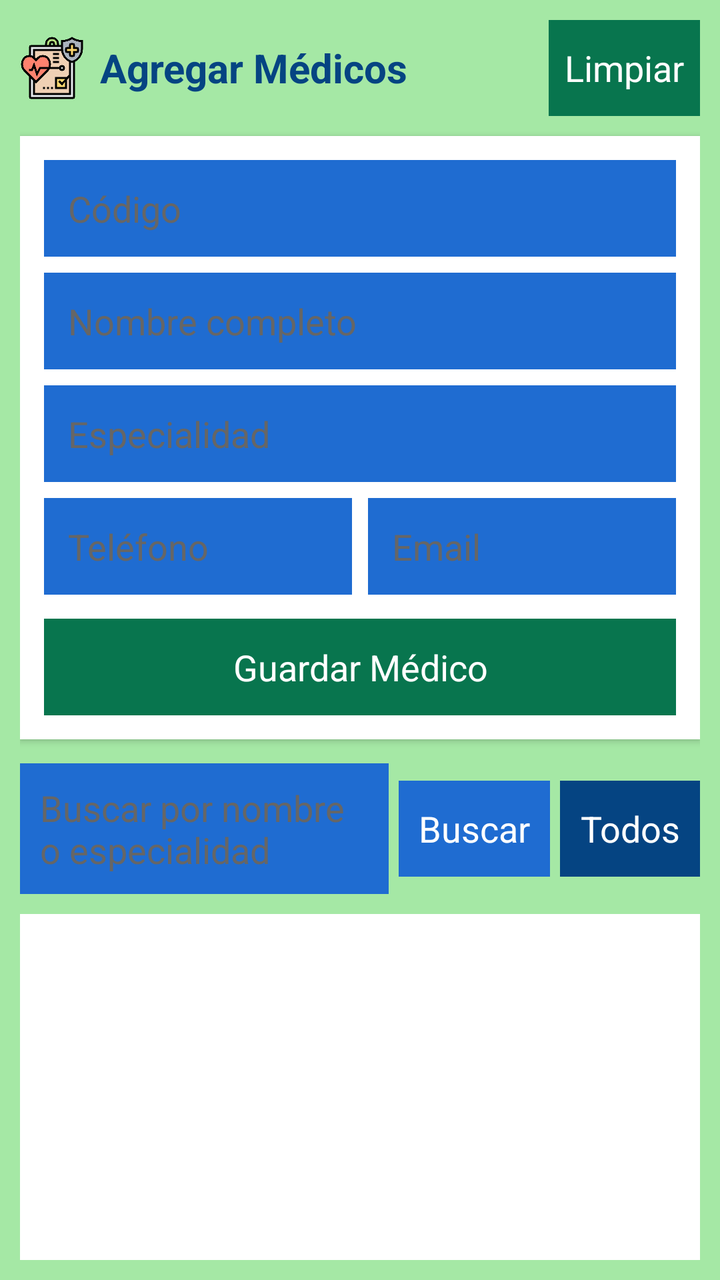
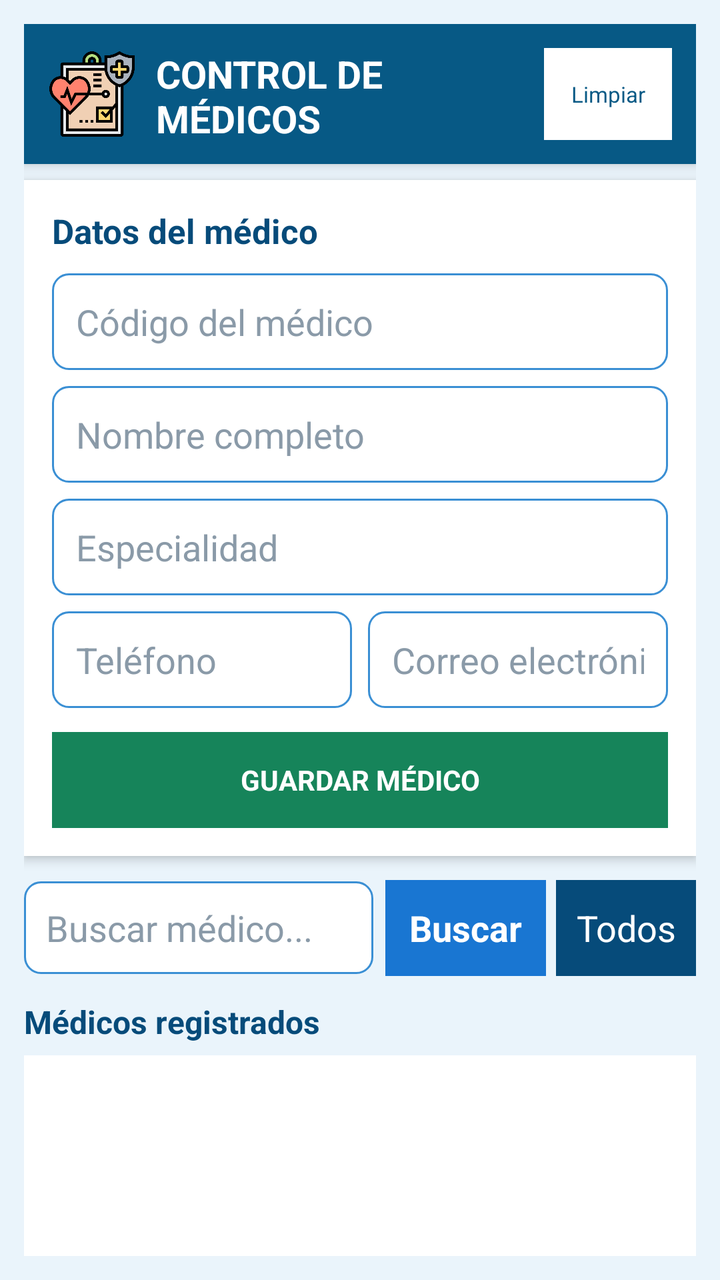

Two renders of the same Android screen: before a commit and after it. Below are the layout's source before the change and the commit's diff.
<!-- AndroidManifest.xml: application theme android:Theme.Holo.Light -->
<!-- res/layout/activity_medicos.xml -->
<?xml version="1.0" encoding="utf-8"?>
<LinearLayout xmlns:android="http://schemas.android.com/apk/res/android"
    android:layout_width="match_parent"
    android:layout_height="match_parent"
    android:background="#A5E8A5"
    android:orientation="vertical"
    android:padding="10dp" >

    
    <LinearLayout
        android:layout_width="match_parent"
        android:layout_height="wrap_content"
        android:orientation="horizontal"
        android:gravity="center_vertical">

        <ImageView
            android:layout_width="32dp"
            android:layout_height="32dp"
            android:src="@drawable/medicos"
            android:contentDescription="Logo Médicos"/>

        <TextView
            android:layout_width="wrap_content"
            android:layout_height="wrap_content"
            android:text="Agregar Médicos"
            android:textSize="20sp"
            android:textStyle="bold"
            android:textColor="#054482"
            android:layout_marginStart="8dp"/>

        <View 
            android:layout_width="0dp" 
            android:layout_height="1dp" 
            android:layout_weight="1"/>

        <Button
            android:id="@+id/btnLimpiar"
            android:layout_width="wrap_content"
            android:layout_height="wrap_content"
            android:text="Limpiar"
            android:textColor="#FFFFFF"
            android:background="#08754E"
            android:padding="8dp"/>
    </LinearLayout>

    
    <LinearLayout
        android:layout_width="match_parent"
        android:layout_height="wrap_content"
        android:layout_marginTop="10dp"
        android:background="#FFFFFF"
        android:orientation="vertical"
        android:padding="12dp"
        android:elevation="2dp">

        <EditText
            android:id="@+id/etCodigo"
            android:layout_width="match_parent"
            android:layout_height="wrap_content"
            android:background="#F0F4F8"
            android:backgroundTint="#1F6CD1"
            android:hint="Código"
            android:inputType="text"
            android:padding="12dp"
            android:textColor="#08274F"
            android:textColorHint="#666666" />

        <EditText
            android:id="@+id/etNombre"
            android:layout_width="match_parent"
            android:layout_height="wrap_content"
            android:hint="Nombre completo"
            android:inputType="text"
            android:padding="12dp"
            android:layout_marginTop="8dp"
            android:textColor="#08274F"
            android:textColorHint="#666666"
            android:background="#F0F4F8"
            android:backgroundTint="#1F6CD1"/>

        <EditText
            android:id="@+id/etEspecialidad"
            android:layout_width="match_parent"
            android:layout_height="wrap_content"
            android:hint="Especialidad"
            android:inputType="text"
            android:padding="12dp"
            android:layout_marginTop="8dp"
            android:textColor="#08274F"
            android:textColorHint="#666666"
            android:background="#F0F4F8"
            android:backgroundTint="#1F6CD1"/>

        <LinearLayout
            android:layout_width="match_parent"
            android:layout_height="wrap_content"
            android:orientation="horizontal"
            android:layout_marginTop="8dp">

            <EditText
                android:id="@+id/etTelefono"
                android:layout_width="0dp"
                android:layout_height="wrap_content"
                android:layout_weight="1"
                android:hint="Teléfono"
                android:inputType="phone"
                android:padding="12dp"
                android:textColor="#08274F"
                android:textColorHint="#666666"
                android:background="#F0F4F8"
                android:backgroundTint="#1F6CD1"/>

            <EditText
                android:id="@+id/etEmail"
                android:layout_width="0dp"
                android:layout_height="wrap_content"
                android:layout_weight="1"
                android:layout_marginLeft="8dp"
                android:hint="Email"
                android:inputType="textEmailAddress"
                android:padding="12dp"
                android:textColor="#08274F"
                android:textColorHint="#666666"
                android:background="#F0F4F8"
                android:backgroundTint="#1F6CD1"/>
        </LinearLayout>

        <Button
            android:id="@+id/btnGuardar"
            android:layout_width="match_parent"
            android:layout_height="wrap_content"
            android:text="Guardar Médico"
            android:textColor="#FFFFFF"
            android:background="#08754E"
            android:padding="12dp"
            android:layout_marginTop="12dp"/>
    </LinearLayout>

    
    <LinearLayout
        android:layout_width="match_parent"
        android:layout_height="wrap_content"
        android:orientation="horizontal"
        android:layout_marginTop="12dp">

        <EditText
            android:id="@+id/etBuscar"
            android:layout_width="0dp"
            android:layout_height="wrap_content"
            android:layout_weight="1"
            android:hint="Buscar por nombre o especialidad"
            android:padding="10dp"
            android:textColor="#08274F"
            android:textColorHint="#666666"
            android:background="#F0F4F8"
            android:backgroundTint="#1F6CD1"/>

        <Button
            android:id="@+id/btnBuscar"
            android:layout_width="wrap_content"
            android:layout_height="wrap_content"
            android:text="Buscar"
            android:textColor="#FFFFFF"
            android:background="#1F6CD1"
            android:padding="10dp"
            android:layout_marginLeft="5dp"/>

        <Button
            android:id="@+id/btnListar"
            android:layout_width="wrap_content"
            android:layout_height="wrap_content"
            android:text="Todos"
            android:textColor="#FFFFFF"
            android:background="#054482"
            android:padding="10dp"
            android:layout_marginLeft="5dp"/>
    </LinearLayout>

    
    <ListView
        android:id="@+id/lvMedicos"
        android:layout_width="match_parent"
        android:layout_height="0dp"
        android:layout_weight="1"
        android:layout_marginTop="10dp"
        android:background="#FFFFFF"
        android:padding="5dp"/>

</LinearLayout>
<!-- resources referenced by this layout -->
<resources>
  <!-- drawable medicos: png bitmap (drawable-ldpi, 23468 bytes) -->
</resources>

<!-- the commit's change to res/layout/activity_medicos.xml (unified diff, before → after) -->
@@ -2,94 +2,124 @@
 <LinearLayout xmlns:android="http://schemas.android.com/apk/res/android"
     android:layout_width="match_parent"
     android:layout_height="match_parent"
-    android:background="#A5E8A5"
     android:orientation="vertical"
-    android:padding="10dp" >
-
-    
+    android:background="#EAF4FB"
+    android:padding="12dp">
+
+    
+    
+    
+
     <LinearLayout
         android:layout_width="match_parent"
+        android:layout_height="70dp"
+        android:orientation="horizontal"
+        android:gravity="center_vertical"
+        android:background="#075985"
+        android:padding="12dp"
+        android:elevation="4dp">
+
+        <ImageView
+            android:layout_width="44dp"
+            android:layout_height="44dp"
+            android:src="@drawable/medicos"
+            android:contentDescription="Logo Médicos" />
+
+        <LinearLayout
+            android:layout_width="0dp"
+            android:layout_height="wrap_content"
+            android:layout_weight="1"
+            android:orientation="vertical"
+            android:layout_marginLeft="10dp">
+
+            <TextView
+                android:layout_width="wrap_content"
+                android:layout_height="wrap_content"
+                android:text="CONTROL DE MÉDICOS"
+                android:textSize="19sp"
+                android:textStyle="bold"
+                android:textColor="#FFFFFF" />
+
+            <TextView
+                android:layout_width="wrap_content"
+                android:layout_height="wrap_content"
+                android:text="Gestión de especialistas médicos"
+                android:textSize="11sp"
+                android:textColor="#D8F0FF" />
+
+        </LinearLayout>
+
+        <Button
+            android:id="@+id/btnLimpiar"
+            android:layout_width="wrap_content"
+            android:layout_height="wrap_content"
+            android:text="Limpiar"
+            android:textSize="11sp"
+            android:textColor="#075985"
+            android:background="#FFFFFF"
+            android:padding="8dp" />
+
+    </LinearLayout>
+
+    
+    
+    
+
+    <LinearLayout
+        android:layout_width="match_parent"
         android:layout_height="wrap_content"
-        android:orientation="horizontal"
-        android:gravity="center_vertical">
-
-        <ImageView
-            android:layout_width="32dp"
-            android:layout_height="32dp"
-            android:src="@drawable/medicos"
-            android:contentDescription="Logo Médicos"/>
+        android:orientation="vertical"
+        android:background="#FFFFFF"
+        android:padding="14dp"
+        android:layout_marginTop="8dp"
+        android:elevation="3dp">
 
         <TextView
             android:layout_width="wrap_content"
             android:layout_height="wrap_content"
-            android:text="Agregar Médicos"
-            android:textSize="20sp"
+            android:text="Datos del médico"
+            android:textSize="17sp"
             android:textStyle="bold"
-            android:textColor="#054482"
-            android:layout_marginStart="8dp"/>
-
-        <View 
-            android:layout_width="0dp" 
-            android:layout_height="1dp" 
-            android:layout_weight="1"/>
-
-        <Button
-            android:id="@+id/btnLimpiar"
-            android:layout_width="wrap_content"
-            android:layout_height="wrap_content"
-            android:text="Limpiar"
-            android:textColor="#FFFFFF"
-            android:background="#08754E"
-            android:padding="8dp"/>
-    </LinearLayout>
-
-    
-    <LinearLayout
-        android:layout_width="match_parent"
-        android:layout_height="wrap_content"
-        android:layout_marginTop="10dp"
-        android:background="#FFFFFF"
-        android:orientation="vertical"
-        android:padding="12dp"
-        android:elevation="2dp">
+            android:textColor="#064B7A"
+            android:layout_marginBottom="10dp" />
 
         <EditText
             android:id="@+id/etCodigo"
             android:layout_width="match_parent"
             android:layout_height="wrap_content"
-            android:background="#F0F4F8"
-            android:backgroundTint="#1F6CD1"
-            android:hint="Código"
+            android:hint="Código del médico"
             android:inputType="text"
+            android:singleLine="true"
             android:padding="12dp"
-            android:textColor="#08274F"
-            android:textColorHint="#666666" />
+            android:textColor="#17324D"
+            android:textColorHint="#8A9AA8"
+            android:background="@drawable/rounded_edittext" />
 
         <EditText
             android:id="@+id/etNombre"
             android:layout_width="match_parent"
             android:layout_height="wrap_content"
             android:hint="Nombre completo"
-            android:inputType="text"
+            android:inputType="textPersonName"
+            android:singleLine="true"
             android:padding="12dp"
             android:layout_marginTop="8dp"
-            android:textColor="#08274F"
-            android:textColorHint="#666666"
-            android:background="#F0F4F8"
-            android:backgroundTint="#1F6CD1"/>
+            android:textColor="#17324D"
+            android:textColorHint="#8A9AA8"
+            android:background="@drawable/rounded_edittext" />
 
         <EditText
             android:id="@+id/etEspecialidad"
             android:layout_width="match_parent"
             android:layout_height="wrap_content"
             android:hint="Especialidad"
-            android:inputType="text"
+            android:inputType="textCapSentences"
+            android:singleLine="true"
             android:padding="12dp"
             android:layout_marginTop="8dp"
-            android:textColor="#08274F"
-            android:textColorHint="#666666"
-            android:background="#F0F4F8"
-            android:backgroundTint="#1F6CD1"/>
+            android:textColor="#17324D"
+            android:textColorHint="#8A9AA8"
+            android:background="@drawable/rounded_edittext" />
 
         <LinearLayout
             android:layout_width="match_parent"
@@ -104,11 +134,11 @@
                 android:layout_weight="1"
                 android:hint="Teléfono"
                 android:inputType="phone"
+                android:singleLine="true"
                 android:padding="12dp"
-                android:textColor="#08274F"
-                android:textColorHint="#666666"
-                android:background="#F0F4F8"
-                android:backgroundTint="#1F6CD1"/>
+                android:textColor="#17324D"
+                android:textColorHint="#8A9AA8"
+                android:background="@drawable/rounded_edittext" />
 
             <EditText
                 android:id="@+id/etEmail"
@@ -116,31 +146,39 @@
                 android:layout_height="wrap_content"
                 android:layout_weight="1"
                 android:layout_marginLeft="8dp"
-                android:hint="Email"
+                android:hint="Correo electrónico"
                 android:inputType="textEmailAddress"
+                android:singleLine="true"
                 android:padding="12dp"
-                android:textColor="#08274F"
-                android:textColorHint="#666666"
-                android:background="#F0F4F8"
-                android:backgroundTint="#1F6CD1"/>
+                android:textColor="#17324D"
+                android:textColorHint="#8A9AA8"
+                android:background="@drawable/rounded_edittext" />
+
         </LinearLayout>
 
         <Button
             android:id="@+id/btnGuardar"
             android:layout_width="match_parent"
             android:layout_height="wrap_content"
-            android:text="Guardar Médico"
+            android:text="GUARDAR MÉDICO"
+            android:textSize="14sp"
+            android:textStyle="bold"
             android:textColor="#FFFFFF"
-            android:background="#08754E"
-            android:padding="12dp"
-            android:layout_marginTop="12dp"/>
+            android:background="#16845A"
+            android:padding="13dp"
+            android:layout_marginTop="12dp" />
+
     </LinearLayout>
 
     
+    
+    
+
     <LinearLayout
         android:layout_width="match_parent"
         android:layout_height="wrap_content"
         android:orientation="horizontal"
+        android:gravity="center_vertical"
         android:layout_marginTop="12dp">
 
         <EditText
@@ -148,12 +186,13 @@
             android:layout_width="0dp"
             android:layout_height="wrap_content"
             android:layout_weight="1"
-            android:hint="Buscar por nombre o especialidad"
-            android:padding="10dp"
-            android:textColor="#08274F"
-            android:textColorHint="#666666"
-            android:background="#F0F4F8"
-            android:backgroundTint="#1F6CD1"/>
+            android:hint="Buscar médico..."
+            android:inputType="text"
+            android:singleLine="true"
+            android:padding="11dp"
+            android:textColor="#17324D"
+            android:textColorHint="#8A9AA8"
+            android:background="@drawable/rounded_edittext" />
 
         <Button
             android:id="@+id/btnBuscar"
@@ -161,9 +200,13 @@
             android:layout_height="wrap_content"
             android:text="Buscar"
             android:textColor="#FFFFFF"
-            android:background="#1F6CD1"
-            android:padding="10dp"
-            android:layout_marginLeft="5dp"/>
+            android:textStyle="bold"
+            android:background="#1976D2"
+            android:paddingLeft="12dp"
+            android:paddingRight="12dp"
+            android:paddingTop="10dp"
+            android:paddingBottom="10dp"
+            android:layout_marginLeft="6dp" />
 
         <Button
             android:id="@+id/btnListar"
@@ -171,19 +214,41 @@
             android:layout_height="wrap_content"
             android:text="Todos"
             android:textColor="#FFFFFF"
-            android:background="#054482"
-            android:padding="10dp"
-            android:layout_marginLeft="5dp"/>
+            android:background="#064B7A"
+            android:paddingLeft="10dp"
+            android:paddingRight="10dp"
+            android:paddingTop="10dp"
+            android:paddingBottom="10dp"
+            android:layout_marginLeft="5dp" />
+
     </LinearLayout>
 
     
+    
+    
+
+    <TextView
+        android:layout_width="wrap_content"
+        android:layout_height="wrap_content"
+        android:text="Médicos registrados"
+        android:textSize="16sp"
+        android:textStyle="bold"
+        android:textColor="#064B7A"
+        android:layout_marginTop="12dp"
+        android:layout_marginBottom="6dp" />
+
+    
+    
+    
+
     <ListView
         android:id="@+id/lvMedicos"
         android:layout_width="match_parent"
         android:layout_height="0dp"
         android:layout_weight="1"
-        android:layout_marginTop="10dp"
         android:background="#FFFFFF"
-        android:padding="5dp"/>
+        android:padding="5dp"
+        android:divider="#D8E3EA"
+        android:dividerHeight="1dp" />
 
 </LinearLayout>
<!-- resource entries referenced after the edit -->
@@ -1,5 +1,29 @@
 <!-- resources referenced by this layout -->
 <resources>
   <!-- drawable medicos: png bitmap (drawable-ldpi, 23468 bytes) -->
+  <!-- drawable rounded_edittext (drawable-hdpi) -->
+  <?xml version="1.0" encoding="utf-8"?>
+  <shape xmlns:android="http://schemas.android.com/apk/res/android"
+      android:shape="rectangle">
+      
+      
+      <solid android:color="#FFFFFF" />
+      
+      
+      <stroke
+          android:width="1dp"
+          android:color="#3A8FD4" />
+      
+      
+      <corners android:radius="8dp" />
+      
+      
+      <padding
+          android:left="4dp"
+          android:top="4dp"
+          android:right="4dp"
+          android:bottom="4dp" />
+          
+  </shape>
 </resources>
 
